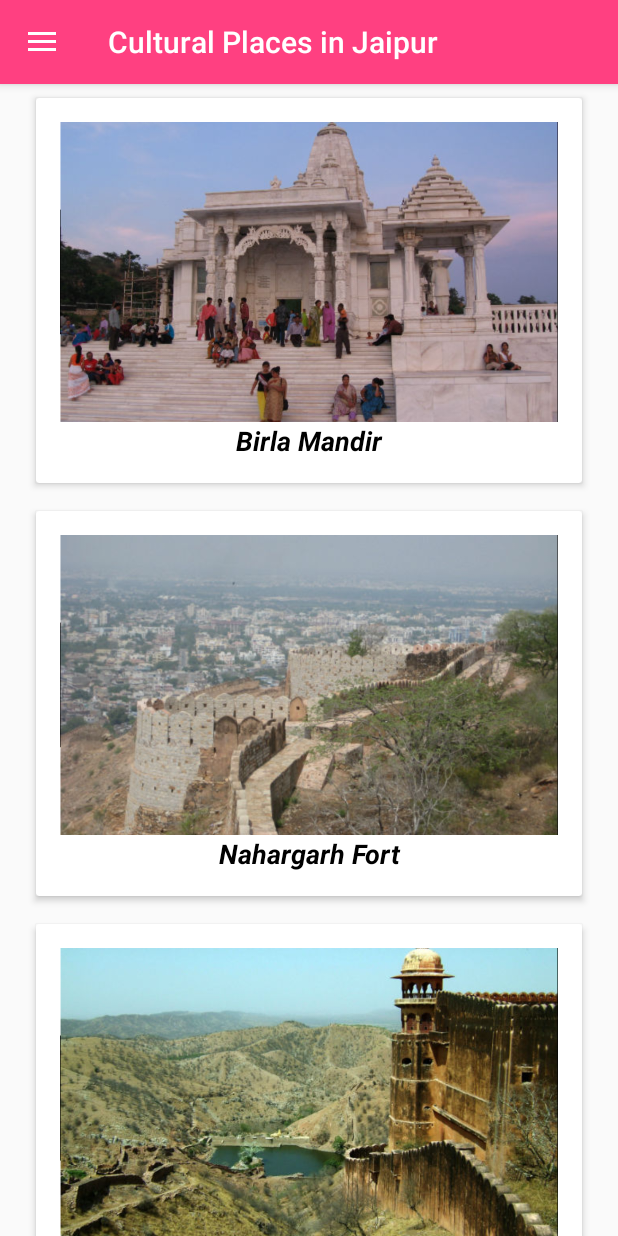
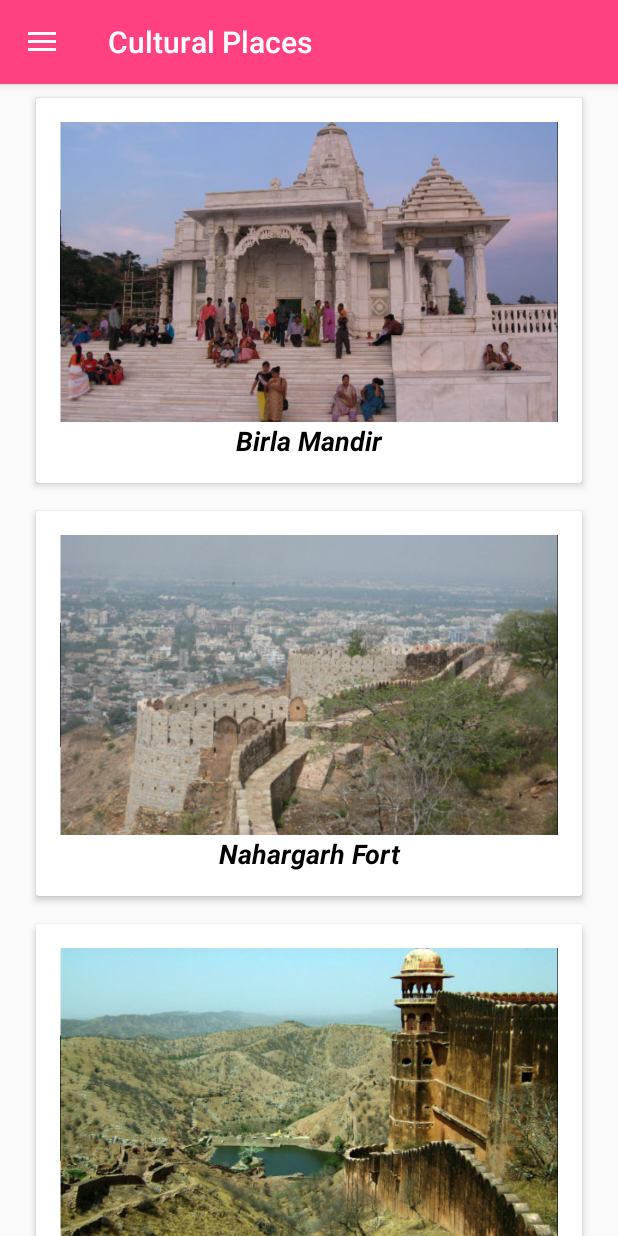
Before and after one commit to arunkumartaneja/JaipurTourism, an Android app: the screen it shows after launch (MainActivity), in the side drawer, after a tap on "Cultural Places", on a phone screen of 412 x 824 dp. Run offline under Robolectric (Android 15) with nearby library versions, the phone set to English and light mode, and no system bars.

Commit message:
added screen shots

```diff
--- a/app/src/main/java/com/abnd/android/jaipurtourism/fragment/PlaceFragment.java
+++ b/app/src/main/java/com/abnd/android/jaipurtourism/fragment/PlaceFragment.java
@@ -43,7 +43,7 @@ public class PlaceFragment extends Fragment {
             menuId = getArguments().getInt(Constants.MENU_ID_KEY);
             FragmentActivity activity = getActivity();
             if (activity != null) {
-                activity.setTitle(mCategoryTitle + " in Jaipur");
+                activity.setTitle(mCategoryTitle);
             }
         }
     }
@@ -89,7 +89,7 @@ public class PlaceFragment extends Fragment {
         if (activity != null) {
             NavigationView navigationView = activity.findViewById(R.id.nav_view);
             navigationView.setCheckedItem(menuId);
-            activity.setTitle(mCategoryTitle + " in Jaipur");
+            activity.setTitle(mCategoryTitle);
         }
     }
 
--- a/app/src/main/res/menu/activity_main_drawer.xml
+++ b/app/src/main/res/menu/activity_main_drawer.xml
@@ -10,7 +10,7 @@
             android:titleCondensed="@string/app_name" />
         <item
             android:id="@+id/nav_fort"
-            android:title="@string/forts"
+            android:title="@string/fort"
             android:titleCondensed="Forts" />
         <item
             android:id="@+id/nav_cultural"
@@ -27,7 +27,7 @@
 
         <item
             android:id="@+id/nav_museums"
-            android:title="@string/museums"
+            android:title="@string/museum"
             android:titleCondensed="Museums" />
 
         <item
--- a/app/src/main/res/values/strings.xml
+++ b/app/src/main/res/values/strings.xml
@@ -27,12 +27,16 @@
     <string name="jal_mahal">Jal Mahal</string>
     <string name="albert_hall">Albert Hall</string>
     <string name="rambagh_place">Rambagh Palace</string>
+    <string name="fort">Forts</string>
+    <string name="museum">Museums</string>
+
     <string name="cultural">Cultural</string>
     <string name="historical">Historical</string>
     <string name="tamples">Temples</string>
     <string name="forts">Forts</string>
     <string name="palace">Palace</string>
     <string name="museums">Museums</string>
+
     <string name="opening_hours">Opening hours</string>
 
     <string name="amber_fort_description">Renowned for its combination of Hindu and Mughal architecture, the Amber Fort is located about 11 km from Jaipur in Rajasthan. The citadel was the seat of the Kachhawa Rajputs who ruled Amer in Rajasthan before the capital was moved to the present day Jaipur. The construction of the fort was commenced in 1592 by Raja Man Singh I over the remnants of an earlier fortified structure. The fort was built with red sandstone. It was modified by successive rulers for 150 next years.</string>
```
Also changed, not shown: 10 other files.
